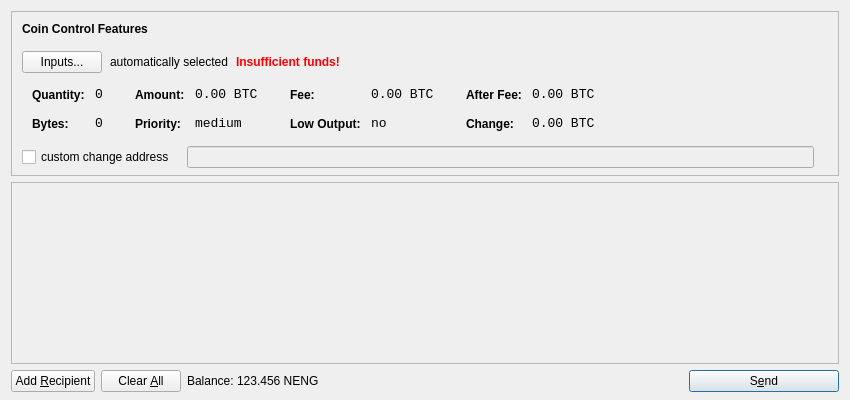
Before: the Qt Designer form src/qt/forms/sendcoinsdialog.ui in ShorelineCrypto/nengcoin, drawn with Qt 5.
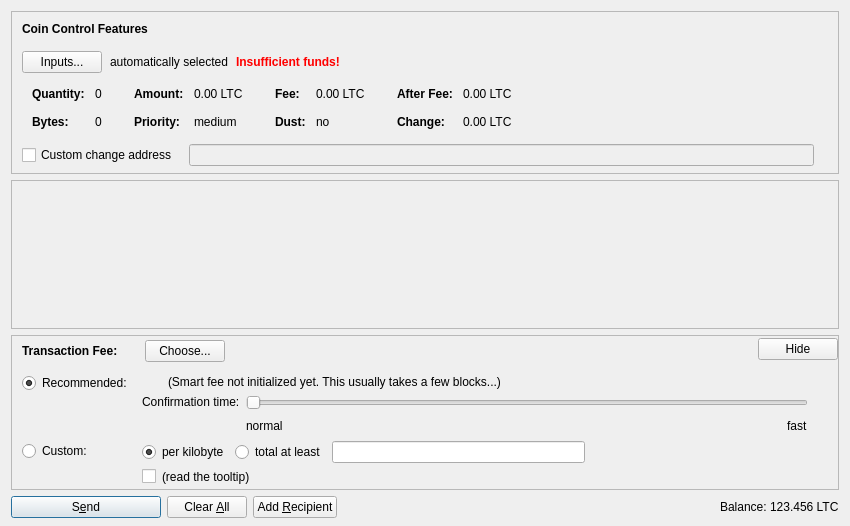
After: the same form once the commit is applied. Icons and pictures are not drawn. Custom widgets are drawn as their Qt base class.

Patch:
```diff
--- a/src/qt/forms/sendcoinsdialog.ui
+++ b/src/qt/forms/sendcoinsdialog.ui
@@ -7,13 +7,13 @@
     <x>0</x>
     <y>0</y>
     <width>850</width>
-    <height>400</height>
+    <height>526</height>
    </rect>
   </property>
   <property name="windowTitle">
    <string>Send Coins</string>
   </property>
-  <layout class="QVBoxLayout" name="verticalLayout" stretch="0,1,0">
+  <layout class="QVBoxLayout" name="verticalLayout" stretch="0,1,0,0">
    <property name="bottomMargin">
     <number>8</number>
    </property>
@@ -39,7 +39,7 @@
      </property>
      <layout class="QVBoxLayout" name="verticalLayoutCoinControl2">
       <property name="spacing">
-       <number>-1</number>
+       <number>0</number>
       </property>
       <property name="leftMargin">
        <number>0</number>
@@ -206,8 +206,11 @@
                </property>
                <item row="0" column="0">
                 <widget class="QLabel" name="labelCoinControlQuantityText">
-                 <property name="styleSheet">
-                  <string notr="true">font-weight:bold;</string>
+                 <property name="font">
+                  <font>
+                   <weight>75</weight>
+                   <bold>true</bold>
+                  </font>
                  </property>
                  <property name="text">
                   <string>Quantity:</string>
@@ -219,12 +222,6 @@
                </item>
                <item row="0" column="1">
                 <widget class="QLabel" name="labelCoinControlQuantity">
-                 <property name="font">
-                  <font>
-                   <family>Monospace</family>
-                   <pointsize>10</pointsize>
-                  </font>
-                 </property>
                  <property name="cursor">
                   <cursorShape>IBeamCursor</cursorShape>
                  </property>
@@ -244,8 +241,11 @@
                </item>
                <item row="1" column="0">
                 <widget class="QLabel" name="labelCoinControlBytesText">
-                 <property name="styleSheet">
-                  <string notr="true">font-weight:bold;</string>
+                 <property name="font">
+                  <font>
+                   <weight>75</weight>
+                   <bold>true</bold>
+                  </font>
                  </property>
                  <property name="text">
                   <string>Bytes:</string>
@@ -254,12 +254,6 @@
                </item>
                <item row="1" column="1">
                 <widget class="QLabel" name="labelCoinControlBytes">
-                 <property name="font">
-                  <font>
-                   <family>Monospace</family>
-                   <pointsize>10</pointsize>
-                  </font>
-                 </property>
                  <property name="cursor">
                   <cursorShape>IBeamCursor</cursorShape>
                  </property>
@@ -295,8 +289,11 @@
                </property>
                <item row="0" column="0">
                 <widget class="QLabel" name="labelCoinControlAmountText">
-                 <property name="styleSheet">
-                  <string notr="true">font-weight:bold;</string>
+                 <property name="font">
+                  <font>
+                   <weight>75</weight>
+                   <bold>true</bold>
+                  </font>
                  </property>
                  <property name="text">
                   <string>Amount:</string>
@@ -308,12 +305,6 @@
                </item>
                <item row="0" column="1">
                 <widget class="QLabel" name="labelCoinControlAmount">
-                 <property name="font">
-                  <font>
-                   <family>Monospace</family>
-                   <pointsize>10</pointsize>
-                  </font>
-                 </property>
                  <property name="cursor">
                   <cursorShape>IBeamCursor</cursorShape>
                  </property>
@@ -321,7 +312,7 @@
                   <enum>Qt::ActionsContextMenu</enum>
                  </property>
                  <property name="text">
-                  <string notr="true">0.00 BTC</string>
+                  <string notr="true">0.00 LTC</string>
                  </property>
                  <property name="textInteractionFlags">
                   <set>Qt::LinksAccessibleByMouse|Qt::TextSelectableByKeyboard|Qt::TextSelectableByMouse</set>
@@ -330,8 +321,11 @@
                </item>
                <item row="1" column="0">
                 <widget class="QLabel" name="labelCoinControlPriorityText">
-                 <property name="styleSheet">
-                  <string notr="true">font-weight:bold;</string>
+                 <property name="font">
+                  <font>
+                   <weight>75</weight>
+                   <bold>true</bold>
+                  </font>
                  </property>
                  <property name="text">
                   <string>Priority:</string>
@@ -340,12 +334,6 @@
                </item>
                <item row="1" column="1">
                 <widget class="QLabel" name="labelCoinControlPriority">
-                 <property name="font">
-                  <font>
-                   <family>Monospace</family>
-                   <pointsize>10</pointsize>
-                  </font>
-                 </property>
                  <property name="cursor">
                   <cursorShape>IBeamCursor</cursorShape>
                  </property>
@@ -381,8 +369,11 @@
                </property>
                <item row="0" column="0">
                 <widget class="QLabel" name="labelCoinControlFeeText">
-                 <property name="styleSheet">
-                  <string notr="true">font-weight:bold;</string>
+                 <property name="font">
+                  <font>
+                   <weight>75</weight>
+                   <bold>true</bold>
+                  </font>
                  </property>
                  <property name="text">
                   <string>Fee:</string>
@@ -394,12 +385,6 @@
                </item>
                <item row="0" column="1">
                 <widget class="QLabel" name="labelCoinControlFee">
-                 <property name="font">
-                  <font>
-                   <family>Monospace</family>
-                   <pointsize>10</pointsize>
-                  </font>
-                 </property>
                  <property name="cursor">
                   <cursorShape>IBeamCursor</cursorShape>
                  </property>
@@ -407,7 +392,7 @@
                   <enum>Qt::ActionsContextMenu</enum>
                  </property>
                  <property name="text">
-                  <string notr="true">0.00 BTC</string>
+                  <string notr="true">0.00 LTC</string>
                  </property>
                  <property name="textInteractionFlags">
                   <set>Qt::LinksAccessibleByMouse|Qt::TextSelectableByKeyboard|Qt::TextSelectableByMouse</set>
@@ -416,22 +401,19 @@
                </item>
                <item row="1" column="0">
                 <widget class="QLabel" name="labelCoinControlLowOutputText">
-                 <property name="styleSheet">
-                  <string notr="true">font-weight:bold;</string>
+                 <property name="font">
+                  <font>
+                   <weight>75</weight>
+                   <bold>true</bold>
+                  </font>
                  </property>
                  <property name="text">
-                  <string>Low Output:</string>
+                  <string>Dust:</string>
                  </property>
                 </widget>
                </item>
                <item row="1" column="1">
                 <widget class="QLabel" name="labelCoinControlLowOutput">
-                 <property name="font">
-                  <font>
-                   <family>Monospace</family>
-                   <pointsize>10</pointsize>
-                  </font>
-                 </property>
                  <property name="cursor">
                   <cursorShape>IBeamCursor</cursorShape>
                  </property>
@@ -467,8 +449,11 @@
                </property>
                <item row="0" column="0">
                 <widget class="QLabel" name="labelCoinControlAfterFeeText">
-                 <property name="styleSheet">
-                  <string notr="true">font-weight:bold;</string>
+                 <property name="font">
+                  <font>
+                   <weight>75</weight>
+                   <bold>true</bold>
+                  </font>
                  </property>
                  <property name="text">
                   <string>After Fee:</string>
@@ -480,12 +465,6 @@
                </item>
                <item row="0" column="1">
                 <widget class="QLabel" name="labelCoinControlAfterFee">
-                 <property name="font">
-                  <font>
-                   <family>Monospace</family>
-                   <pointsize>10</pointsize>
-                  </font>
-                 </property>
                  <property name="cursor">
                   <cursorShape>IBeamCursor</cursorShape>
                  </property>
@@ -493,7 +472,7 @@
                   <enum>Qt::ActionsContextMenu</enum>
                  </property>
                  <property name="text">
-                  <string notr="true">0.00 BTC</string>
+                  <string notr="true">0.00 LTC</string>
                  </property>
                  <property name="textInteractionFlags">
                   <set>Qt::LinksAccessibleByMouse|Qt::TextSelectableByKeyboard|Qt::TextSelectableByMouse</set>
@@ -502,8 +481,11 @@
                </item>
                <item row="1" column="0">
                 <widget class="QLabel" name="labelCoinControlChangeText">
-                 <property name="styleSheet">
-                  <string notr="true">font-weight:bold;</string>
+                 <property name="font">
+                  <font>
+                   <weight>75</weight>
+                   <bold>true</bold>
+                  </font>
                  </property>
                  <property name="text">
                   <string>Change:</string>
@@ -512,12 +494,6 @@
                </item>
                <item row="1" column="1">
                 <widget class="QLabel" name="labelCoinControlChange">
-                 <property name="font">
-                  <font>
-                   <family>Monospace</family>
-                   <pointsize>10</pointsize>
-                  </font>
-                 </property>
                  <property name="cursor">
                   <cursorShape>IBeamCursor</cursorShape>
                  </property>
@@ -525,7 +501,7 @@
                   <enum>Qt::ActionsContextMenu</enum>
                  </property>
                  <property name="text">
-                  <string notr="true">0.00 BTC</string>
+                  <string notr="true">0.00 LTC</string>
                  </property>
                  <property name="textInteractionFlags">
                   <set>Qt::LinksAccessibleByMouse|Qt::TextSelectableByKeyboard|Qt::TextSelectableByMouse</set>
@@ -556,7 +532,7 @@
           <item>
            <widget class="QCheckBox" name="checkBoxCoinControlChange">
             <property name="text">
-             <string>custom change address</string>
+             <string>Custom change address</string>
             </property>
            </widget>
           </item>
@@ -626,11 +602,20 @@
         <x>0</x>
         <y>0</y>
         <width>830</width>
-        <height>165</height>
+        <height>104</height>
        </rect>
       </property>
-      <layout class="QVBoxLayout" name="verticalLayout_2">
-       <property name="margin">
+      <layout class="QVBoxLayout" name="verticalLayout_2" stretch="0,1">
+       <property name="leftMargin">
+        <number>0</number>
+       </property>
+       <property name="topMargin">
+        <number>0</number>
+       </property>
+       <property name="rightMargin">
+        <number>0</number>
+       </property>
+       <property name="bottomMargin">
         <number>0</number>
        </property>
        <item>
@@ -657,15 +642,552 @@
      </widget>
     </widget>
    </item>
+   <item>
+    <widget class="QFrame" name="frameFee">
+     <property name="sizePolicy">
+      <sizepolicy hsizetype="Expanding" vsizetype="Expanding">
+       <horstretch>0</horstretch>
+       <verstretch>0</verstretch>
+      </sizepolicy>
+     </property>
+     <property name="maximumSize">
+      <size>
+       <width>16777215</width>
+       <height>16777215</height>
+      </size>
+     </property>
+     <property name="frameShape">
+      <enum>QFrame::StyledPanel</enum>
+     </property>
+     <property name="frameShadow">
+      <enum>QFrame::Sunken</enum>
+     </property>
+     <layout class="QVBoxLayout" name="verticalLayoutFee1">
+      <property name="spacing">
+       <number>0</number>
+      </property>
+      <property name="leftMargin">
+       <number>0</number>
+      </property>
+      <property name="topMargin">
+       <number>0</number>
+      </property>
+      <property name="rightMargin">
+       <number>0</number>
+      </property>
+      <property name="bottomMargin">
+       <number>0</number>
+      </property>
+      <item>
+       <layout class="QVBoxLayout" name="verticalLayoutFee2" stretch="0,0,0">
+        <property name="spacing">
+         <number>0</number>
+        </property>
+        <property name="leftMargin">
+         <number>10</number>
+        </property>
+        <property name="topMargin">
+         <number>0</number>
+        </property>
+        <item>
+         <layout class="QHBoxLayout" name="horizontalLayoutFee1">
+          <property name="bottomMargin">
+           <number>0</number>
+          </property>
+          <item>
+           <layout class="QVBoxLayout" name="verticalLayoutFee7">
+            <property name="spacing">
+             <number>0</number>
+            </property>
+            <item>
+             <spacer name="verticalSpacerSmartFee">
+              <property name="orientation">
+               <enum>Qt::Vertical</enum>
+              </property>
+              <property name="sizeType">
+               <enum>QSizePolicy::Fixed</enum>
+              </property>
+              <property name="sizeHint" stdset="0">
+               <size>
+                <width>1</width>
+                <height>4</height>
+               </size>
+              </property>
+             </spacer>
+            </item>
+            <item>
+             <layout class="QHBoxLayout" name="horizontalLayoutSmartFee">
+              <property name="spacing">
+               <number>10</number>
+              </property>
+              <item>
+               <widget class="QLabel" name="labelFeeHeadline">
+                <property name="sizePolicy">
+                 <sizepolicy hsizetype="Preferred" vsizetype="Maximum">
+                  <horstretch>0</horstretch>
+                  <verstretch>0</verstretch>
+                 </sizepolicy>
+                </property>
+                <property name="font">
+                 <font>
+                  <weight>75</weight>
+                  <bold>true</bold>
+                 </font>
+                </property>
+                <property name="styleSheet">
+                 <string notr="true">font-weight:bold;</string>
+                </property>
+                <property name="text">
+                 <string>Transaction Fee:</string>
+                </property>
+               </widget>
+              </item>
+              <item>
+               <widget class="QLabel" name="labelFeeMinimized">
+                <property name="text">
+                 <string/>
+                </property>
+               </widget>
+              </item>
+              <item>
+               <widget class="QPushButton" name="buttonChooseFee">
+                <property name="text">
+                 <string>Choose...</string>
+                </property>
+               </widget>
+              </item>
+             </layout>
+            </item>
+            <item>
+             <spacer name="verticalSpacer_5">
+              <property name="orientation">
+               <enum>Qt::Vertical</enum>
+              </property>
+              <property name="sizeHint" stdset="0">
+               <size>
+                <width>1</width>
+                <height>1</height>
+               </size>
+              </property>
+             </spacer>
+            </item>
+           </layout>
+          </item>
+          <item>
+           <spacer name="horizontalSpacer_4">
+            <property name="orientation">
+             <enum>Qt::Horizontal</enum>
+            </property>
+            <property name="sizeHint" stdset="0">
+             <size>
+              <width>40</width>
+              <height>20</height>
+             </size>
+            </property>
+           </spacer>
+          </item>
+          <item>
+           <widget class="QPushButton" name="buttonMinimizeFee">
+            <property name="toolTip">
+             <string>collapse fee-settings</string>
+            </property>
+            <property name="text">
+             <string>Hide</string>
+            </property>
+           </widget>
+          </item>
+         </layout>
+        </item>
+        <item>
+         <widget class="QFrame" name="frameFeeSelection">
+          <layout class="QVBoxLayout" name="verticalLayoutFee12">
+           <property name="spacing">
+            <number>0</number>
+           </property>
+           <property name="leftMargin">
+            <number>0</number>
+           </property>
+           <property name="topMargin">
+            <number>0</number>
+           </property>
+           <property name="rightMargin">
+            <number>0</number>
+           </property>
+           <property name="bottomMargin">
+            <number>0</number>
+           </property>
+           <item>
+            <layout class="QGridLayout" name="gridLayoutFee">
+             <property name="topMargin">
+              <number>10</number>
+             </property>
+             <property name="bottomMargin">
+              <number>4</number>
+             </property>
+             <property name="horizontalSpacing">
+              <number>10</number>
+             </property>
+             <property name="verticalSpacing">
+              <number>4</number>
+             </property>
+             <item row="1" column="1">
+              <layout class="QVBoxLayout" name="verticalLayoutFee8">
+               <property name="spacing">
+                <number>6</number>
+               </property>
+               <item>
+                <layout class="QHBoxLayout" name="horizontalLayoutFee13">
+                 <item>
+                  <widget class="QRadioButton" name="radioCustomPerKilobyte">
+                   <property name="toolTip">
+                    <string>If the custom fee is set to 1000 satoshis and the transaction is only 250 bytes, then &quot;per kilobyte&quot; only pays 250 satoshis in fee, while &quot;total at least&quot; pays 1000 satoshis. For transactions bigger than a kilobyte both pay by kilobyte.</string>
+                   </property>
+                   <property name="text">
+                    <string>per kilobyte</string>
+                   </property>
+                   <property name="checked">
+                    <bool>true</bool>
+                   </property>
+                   <attribute name="buttonGroup">
+                    <string notr="true">groupCustomFee</string>
+                   </attribute>
+                  </widget>
+                 </item>
+                 <item>
+                  <widget class="QRadioButton" name="radioCustomAtLeast">
+                   <property name="toolTip">
+                    <string>If the custom fee is set to 1000 satoshis and the transaction is only 250 bytes, then &quot;per kilobyte&quot; only pays 250 satoshis in fee, while &quot;total at least&quot; pays 1000 satoshis. For transactions bigger than a kilobyte both pay by kilobyte.</string>
+                   </property>
+                   <property name="text">
+                    <string>total at least</string>
+                   </property>
+                   <attribute name="buttonGroup">
+                    <string notr="true">groupCustomFee</string>
+                   </attribute>
+                  </widget>
+                 </item>
+                 <item>
+                  <widget class="BitcoinAmountField" name="customFee"/>
+                 </item>
+                 <item>
+                  <spacer name="horizontalSpacer_6">
+                   <property name="orientation">
+                    <enum>Qt::Horizontal</enum>
+                   </property>
+                   <property name="sizeHint" stdset="0">
+                    <size>
+                     <width>1</width>
+                     <height>1</height>
+                    </size>
+                   </property>
+                  </spacer>
+                 </item>
+                </layout>
+               </item>
+               <item>
+                <layout class="QHBoxLayout" name="horizontalLayoutFee8">
+                 <item>
+                  <widget class="QCheckBox" name="checkBoxMinimumFee">
+                   <property name="toolTip">
+                    <string>Paying only the minimum fee is just fine as long as there is less transaction volume than space in the blocks. But be aware that this can end up in a never confirming transaction once there is more demand for litecoin transactions than the network can process.</string>
+                   </property>
+                   <property name="text">
+                    <string/>
+                   </property>
+                  </widget>
+                 </item>
+                 <item>
+                  <widget class="QLabel" name="labelMinFeeWarning">
+                   <property name="enabled">
+                    <bool>true</bool>
+                   </property>
+                   <property name="toolTip">
+                    <string>Paying only the minimum fee is just fine as long as there is less transaction volume than space in the blocks. But be aware that this can end up in a never confirming transaction once there is more demand for litecoin transactions than the network can process.</string>
+                   </property>
+                   <property name="text">
+                    <string>(read the tooltip)</string>
+                   </property>
+                   <property name="margin">
+                    <number>5</number>
+                   </property>
+                  </widget>
+                 </item>
+                 <item>
+                  <spacer name="horizontalSpacer_2">
+                   <property name="orientation">
+                    <enum>Qt::Horizontal</enum>
+                   </property>
+                   <property name="sizeHint" stdset="0">
+                    <size>
+                     <width>1</width>
+                     <height>1</height>
+                    </size>
+                   </property>
+                  </spacer>
+                 </item>
+                </layout>
+               </item>
+              </layout>
+             </item>
+             <item row="0" column="0">
+              <layout class="QVBoxLayout" name="verticalLayoutFee4" stretch="0,1">
+               <item>
+                <widget class="QRadioButton" name="radioSmartFee">
+                 <property name="text">
+                  <string>Recommended:</string>
+                 </property>
+                 <property name="checked">
+                  <bool>true</bool>
+                 </property>
+                 <attribute name="buttonGroup">
+                  <string notr="true">groupFee</string>
+                 </attribute>
+                </widget>
+               </item>
+               <item>
+                <spacer name="verticalSpacer_2">
+                 <property name="orientation">
+                  <enum>Qt::Vertical</enum>
+                 </property>
+                 <property name="sizeHint" stdset="0">
+                  <size>
+                   <width>1</width>
+                   <height>1</height>
+                  </size>
+                 </property>
+                </spacer>
+               </item>
+              </layout>
+             </item>
+             <item row="1" column="0">
+              <layout class="QVBoxLayout" name="verticalLayoutFee9" stretch="0,1">
+               <item>
+                <widget class="QRadioButton" name="radioCustomFee">
+                 <property name="text">
+                  <string>Custom:</string>
+                 </property>
+                 <attribute name="buttonGroup">
+                  <string notr="true">groupFee</string>
+                 </attribute>
+                </widget>
+               </item>
+               <item>
+                <spacer name="verticalSpacer_6">
+                 <property name="orientation">
+                  <enum>Qt::Vertical</enum>
+                 </property>
+                 <property name="sizeHint" stdset="0">
+                  <size>
+                   <width>1</width>
+                   <height>1</height>
+                  </size>
+                 </property>
+                </spacer>
+               </item>
+              </layout>
+             </item>
+             <item row="0" column="1">
+              <layout class="QVBoxLayout" name="verticalLayoutFee3" stretch="0,0,1">
+               <property name="spacing">
+                <number>6</number>
+               </property>
+               <property name="topMargin">
+                <number>2</number>
+               </property>
+               <item>
+                <layout class="QHBoxLayout" name="horizontalLayoutFee12">
+                 <item>
+                  <widget class="QLabel" name="labelSmartFee">
+                   <property name="text">
+                    <string/>
+                   </property>
+                   <property name="margin">
+                    <number>2</number>
+                   </property>
+                  </widget>
+                 </item>
+                 <item>
+                  <widget class="QLabel" name="labelFeeEstimation">
+                   <property name="text">
+                    <string/>
+                   </property>
+                  </widget>
+                 </item>
+                 <item>
+                  <widget class="QLabel" name="labelSmartFee2">
+                   <property name="text">
+                    <string>(Smart fee not initialized yet. This usually takes a few blocks...)</string>
+                   </property>
+                   <property name="margin">
+                    <number>2</number>
+                   </property>
+                  </widget>
+                 </item>
+                 <item>
+                  <spacer name="horizontalSpacer_5">
+                   <property name="orientation">
+                    <enum>Qt::Horizontal</enum>
+                   </property>
+                   <property name="sizeHint" stdset="0">
+                    <size>
+                     <width>1</width>
+                     <height>1</height>
+                    </size>
+                   </property>
+                  </spacer>
+                 </item>
+                </layout>
+               </item>
+               <item>
+                <layout class="QHBoxLayout" name="horizontalLayoutFee9">
+                 <item>
+                  <layout class="QVBoxLayout" name="verticalLayoutFee6">
+                   <item>
+                    <widget class="QLabel" name="labelSmartFee3">
+                     <property name="text">
+                      <string>Confirmation time:</string>
+                     </property>
+                     <property name="margin">
+                      <number>2</number>
+                     </property>
+                    </widget>
+                   </item>
+                   <item>
+                    <spacer name="verticalSpacer_3">
+                     <property name="orientation">
+                      <enum>Qt::Vertical</enum>
+                     </property>
+                     <property name="sizeHint" stdset="0">
+                      <size>
+                       <width>1</width>
+                       <height>1</height>
+                      </size>
+                     </property>
+                    </spacer>
+                   </item>
+                  </layout>
+                 </item>
+                 <item>
+                  <layout class="QVBoxLayout" name="verticalLayoutFee5">
+                   <property name="rightMargin">
+                    <number>30</number>
+                   </property>
+                   <item>
+                    <widget class="QSlider" name="sliderSmartFee">
+                     <property name="minimum">
+                      <number>0</number>
+                     </property>
+                     <property name="maximum">
+                      <number>24</number>
+                     </property>
+                     <property name="pageStep">
+                      <number>1</number>
+                     </property>
+                     <property name="value">
+                      <number>0</number>
+                     </property>
+                     <property name="orientation">
+                      <enum>Qt::Horizontal</enum>
+                     </property>
+                     <property name="invertedAppearance">
+                      <bool>false</bool>
+                     </property>
+                     <property name="invertedControls">
+                      <bool>false</bool>
+                     </property>
+                     <property name="tickPosition">
+                      <enum>QSlider::NoTicks</enum>
+                     </property>
+                    </widget>
+                   </item>
+                   <item>
+                    <layout class="QHBoxLayout" name="horizontalLayoutFee10">
+                     <item>
+                      <widget class="QLabel" name="labelSmartFeeNormal">
+                       <property name="text">
+                        <string>normal</string>
+                       </property>
+                      </widget>
+                     </item>
+                     <item>
+                      <spacer name="horizontalSpacer_3">
+                       <property name="orientation">
+                        <enum>Qt::Horizontal</enum>
+                       </property>
+                       <property name="sizeHint" stdset="0">
+                        <size>
+                         <width>40</width>
+                         <height>20</height>
+                        </size>
+                       </property>
+                      </spacer>
+                     </item>
+                     <item>
+                      <widget class="QLabel" name="labelSmartFeeFast">
+                       <property name="text">
+                        <string>fast</string>
+                       </property>
+                      </widget>
+                     </item>
+                    </layout>
+                   </item>
+                  </layout>
+                 </item>
+                </layout>
+               </item>
+               <item>
+                <spacer name="verticalSpacer_4">
+                 <property name="orientation">
+                  <enum>Qt::Vertical</enum>
+                 </property>
+                 <property name="sizeHint" stdset="0">
+                  <size>
+                   <width>1</width>
+                   <height>1</height>
+                  </size>
+                 </property>
+                </spacer>
+               </item>
+              </layout>
+             </item>
+            </layout>
+           </item>
+          </layout>
+         </widget>
+        </item>
+        <item>
+         <spacer name="verticalSpacerFee">
+          <property name="orientation">
+           <enum>Qt::Vertical</enum>
+          </property>
+          <property name="sizeHint" stdset="0">
+           <size>
+            <width>800</width>
+            <height>1</height>
+           </size>
+          </property>
+         </spacer>
+        </item>
+       </layout>
+      </item>
+     </layout>
+    </widget>
+   </item>
    <item>
     <layout class="QHBoxLayout" name="horizontalLayout">
      <item>
-      <widget class="QPushButton" name="addButton">
+      <widget class="QPushButton" name="sendButton">
+       <property name="minimumSize">
+        <size>
+         <width>150</width>
+         <height>0</height>
+        </size>
+       </property>
        <property name="toolTip">
         <string>Send to multiple recipients at once</string>
        </property>
        <property name="text">
-        <string>Add &amp;Recipient</string>
+        <string>S&amp;end</string>
        </property>
        <property name="icon">
         <iconset resource="../bitcoin.qrc">
@@ -674,6 +1196,9 @@
        <property name="autoDefault">
         <bool>false</bool>
        </property>
+       <property name="default">
+        <bool>true</bool>
+       </property>
       </widget>
      </item>
      <item>
@@ -697,11 +1222,38 @@
        <property name="autoRepeatDelay">
         <number>300</number>
        </property>
+      </widget>
+     </item>
+     <item>
+      <widget class="QPushButton" name="addButton">
+       <property name="toolTip">
+        <string>Send to multiple recipients at once</string>
+       </property>
+       <property name="text">
+        <string>Add &amp;Recipient</string>
+       </property>
+       <property name="icon">
+        <iconset resource="../bitcoin.qrc">
+         <normaloff>:/icons/add</normaloff>:/icons/add</iconset>
+       </property>
        <property name="autoDefault">
         <bool>false</bool>
        </property>
       </widget>
      </item>
+     <item>
+      <spacer name="horizontalSpacer">
+       <property name="orientation">
+        <enum>Qt::Horizontal</enum>
+       </property>
+       <property name="sizeHint" stdset="0">
+        <size>
+         <width>40</width>
+         <height>20</height>
+        </size>
+       </property>
+      </spacer>
+     </item>
      <item>
       <layout class="QHBoxLayout" name="horizontalLayout_2">
        <property name="spacing">
@@ -709,6 +1261,12 @@
        </property>
        <item>
         <widget class="QLabel" name="label">
+         <property name="sizePolicy">
+          <sizepolicy hsizetype="Preferred" vsizetype="Fixed">
+           <horstretch>0</horstretch>
+           <verstretch>0</verstretch>
+          </sizepolicy>
+         </property>
          <property name="text">
           <string>Balance:</string>
          </property>
@@ -716,11 +1274,17 @@
        </item>
        <item>
         <widget class="QLabel" name="labelBalance">
+         <property name="sizePolicy">
+          <sizepolicy hsizetype="Preferred" vsizetype="Fixed">
+           <horstretch>0</horstretch>
+           <verstretch>0</verstretch>
+          </sizepolicy>
+         </property>
          <property name="cursor">
           <cursorShape>IBeamCursor</cursorShape>
          </property>
          <property name="text">
-          <string>123.456 NENG</string>
+          <string notr="true">123.456 LTC</string>
          </property>
          <property name="textInteractionFlags">
           <set>Qt::LinksAccessibleByMouse|Qt::TextSelectableByKeyboard|Qt::TextSelectableByMouse</set>
@@ -729,46 +1293,23 @@
        </item>
       </layout>
      </item>
-     <item>
-      <spacer name="horizontalSpacer">
-       <property name="orientation">
-        <enum>Qt::Horizontal</enum>
-       </property>
-       <property name="sizeHint" stdset="0">
-        <size>
-         <width>40</width>
-         <height>20</height>
-        </size>
-       </property>
-      </spacer>
-     </item>
-     <item>
-      <widget class="QPushButton" name="sendButton">
-       <property name="minimumSize">
-        <size>
-         <width>150</width>
-         <height>0</height>
-        </size>
-       </property>
-       <property name="toolTip">
-        <string>Confirm the send action</string>
-       </property>
-       <property name="text">
-        <string>S&amp;end</string>
-       </property>
-       <property name="icon">
-        <iconset resource="../bitcoin.qrc">
-         <normaloff>:/icons/send</normaloff>:/icons/send</iconset>
-       </property>
-       <property name="default">
-        <bool>true</bool>
-       </property>
-      </widget>
-     </item>
     </layout>
    </item>
   </layout>
  </widget>
+ <customwidgets>
+  <customwidget>
+   <class>QValidatedLineEdit</class>
+   <extends>QLineEdit</extends>
+   <header>qvalidatedlineedit.h</header>
+  </customwidget>
+  <customwidget>
+   <class>BitcoinAmountField</class>
+   <extends>QLineEdit</extends>
+   <header>bitcoinamountfield.h</header>
+   <container>1</container>
+  </customwidget>
+ </customwidgets>
  <resources>
   <include location="../bitcoin.qrc"/>
  </resources>
```
Left out of the diff: 37 changed lines with no effect on the pictures.
